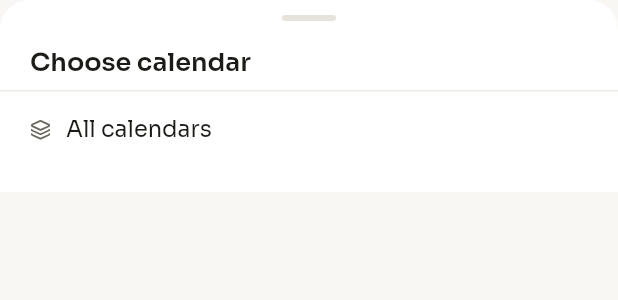
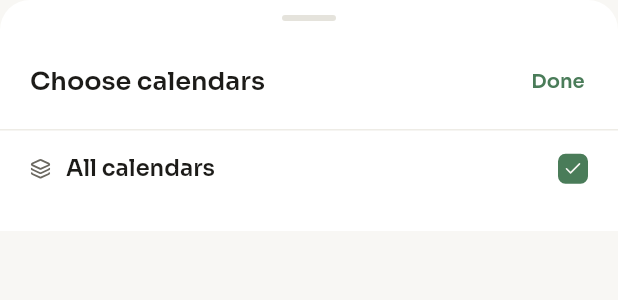
Before and after one commit to devTurambar/sports-planner-app, a Flutter app: the _CalendarPicker widget shown alone on an empty page, opened directly with empty values, on a phone screen of 412 x 824 dp. Shown: the top 300 px of the screen. Run offline on Flutter 3.47's test engine with Material 3 defaults, Android fonts, the phone set to English and light mode, and no system bars; our stand-ins replace fl_chart, google_fonts, lucide_icons_flutter, shared_preferences, sqflite, timezone; missing offline and left inert: device_calendar; accounts and stored records are empty.

Commit message:
Calendar multi seleec

```diff
--- a/lib/screens/settings/settings_screen.dart
+++ b/lib/screens/settings/settings_screen.dart
@@ -10,8 +10,6 @@ import '../../theme/kadence_colors.dart';
 import '../../theme/kadence_spacing.dart';
 import '../../theme/kadence_text_styles.dart';
 
-const _kAllCalendarsSentinel = '__all__';
-
 class SettingsScreen extends StatefulWidget {
   const SettingsScreen({super.key});
 
@@ -21,7 +19,7 @@ class SettingsScreen extends StatefulWidget {
 
 class _SettingsScreenState extends State<SettingsScreen> {
   bool _calendarSync = CalendarService.syncEnabled;
-  String? _selectedCalendarId = CalendarService.selectedCalendarId;
+  Set<String> _selectedIds = CalendarService.selectedCalendarIds;
   List<Calendar> _calendars = const [];
   bool _loadingCalendars = false;
 
@@ -50,46 +48,42 @@ class _SettingsScreenState extends State<SettingsScreen> {
       await _loadCalendars();
     } else {
       await CalendarService.setSyncEnabled(false);
-      await CalendarService.setSelectedCalendarId(null);
+      await CalendarService.setSelectedCalendarIds({});
       setState(() {
         _calendarSync = false;
-        _selectedCalendarId = null;
+        _selectedIds = {};
         _calendars = const [];
       });
     }
   }
 
-  Future<void> _pickCalendar() async {
+  Future<void> _pickCalendars() async {
     if (_calendars.isEmpty) return;
     final colors = context.colors;
-    final picked = await showModalBottomSheet<String?>(
+    final result = await showModalBottomSheet<Set<String>>(
       context: context,
       backgroundColor: Colors.transparent,
       barrierColor: colors.scrim,
       builder: (ctx) => _CalendarPicker(
         calendars: _calendars,
-        selectedId: _selectedCalendarId,
+        selectedIds: _selectedIds,
       ),
     );
-    if (!mounted) return;
-    if (picked == _kAllCalendarsSentinel) {
-      await CalendarService.setSelectedCalendarId(null);
-      setState(() => _selectedCalendarId = null);
-    } else if (picked != null) {
-      await CalendarService.setSelectedCalendarId(picked);
-      setState(() => _selectedCalendarId = picked);
+    if (result != null && mounted) {
+      await CalendarService.setSelectedCalendarIds(result);
+      setState(() => _selectedIds = result);
     }
   }
 
   String get _calendarLabel {
     if (!_calendarSync) return 'Off';
     if (_loadingCalendars) return '…';
-    if (_selectedCalendarId == null) return 'All calendars';
-    final match = _calendars
-        .where((c) => c.id == _selectedCalendarId)
-        .toList();
-    if (match.isEmpty) return 'All calendars';
-    return match.first.name ?? 'Calendar';
+    if (_selectedIds.isEmpty) return 'All calendars';
+    if (_selectedIds.length == 1) {
+      final match = _calendars.where((c) => c.id == _selectedIds.first);
+      if (match.isNotEmpty) return match.first.name ?? 'Calendar';
+    }
+    return '${_selectedIds.length} calendars';
   }
 
   @override
@@ -143,9 +137,9 @@ class _SettingsScreenState extends State<SettingsScreen> {
             ),
             if (_calendarSync)
               _StaticRow(
-                label: 'Calendar',
+                label: 'Calendars',
                 value: _calendarLabel,
-                onTap: _pickCalendar,
+                onTap: _pickCalendars,
                 isLast: true,
               ),
             if (!_calendarSync)
@@ -296,14 +290,37 @@ class _StaticRow extends StatelessWidget {
   }
 }
 
-class _CalendarPicker extends StatelessWidget {
+class _CalendarPicker extends StatefulWidget {
   const _CalendarPicker({
     required this.calendars,
-    required this.selectedId,
+    required this.selectedIds,
   });
 
   final List<Calendar> calendars;
-  final String? selectedId;
+  final Set<String> selectedIds;
+
+  @override
+  State<_CalendarPicker> createState() => _CalendarPickerState();
+}
+
+class _CalendarPickerState extends State<_CalendarPicker> {
+  late Set<String> _selected = Set<String>.from(widget.selectedIds);
+
+  bool get _isAll => _selected.isEmpty;
+
+  void _toggleAll() {
+    setState(() => _selected = {});
+  }
+
+  void _toggle(String id) {
+    setState(() {
+      if (_selected.contains(id)) {
+        _selected.remove(id);
+      } else {
+        _selected.add(id);
+      }
+    });
+  }
 
   @override
   Widget build(BuildContext context) {
@@ -329,11 +346,12 @@ class _CalendarPicker extends StatelessWidget {
             ),
           ),
           Padding(
-            padding: const EdgeInsets.fromLTRB(20, 16, 20, 8),
-            child: Align(
-              alignment: Alignment.centerLeft,
+            padding: const EdgeInsets.fromLTRB(20, 16, 8, 8),
+            child: Row(
+              children: <Widget>[
+                Expanded(
                   child: Text(
-                'Choose calendar',
+                    'Choose calendars',
                     style: KText.h3.copyWith(
                       fontSize: 17,
                       fontWeight: FontWeight.w600,
@@ -341,96 +359,112 @@ class _CalendarPicker extends StatelessWidget {
                     ),
                   ),
                 ),
+                TextButton(
+                  onPressed: () => Navigator.of(context).pop(_selected),
+                  child: Text(
+                    'Done',
+                    style: KText.bodySm.copyWith(
+                      fontWeight: FontWeight.w600,
+                      color: colors.accent,
+                    ),
+                  ),
+                ),
+              ],
+            ),
           ),
           Divider(height: 1, color: colors.borderSubtle),
           Flexible(
             child: ListView.builder(
               shrinkWrap: true,
               padding: EdgeInsets.only(bottom: KSpace.s4 + bottomSafe),
-              itemCount: calendars.length + 1,
+              itemCount: widget.calendars.length + 1,
               itemBuilder: (ctx, i) {
                 if (i == 0) {
-                  final isAll = selectedId == null;
+                  return _CalendarRow(
+                    label: 'All calendars',
+                    icon: LucideIcons.layers,
+                    isChecked: _isAll,
+                    onTap: _toggleAll,
+                  );
+                }
+                final cal = widget.calendars[i - 1];
+                final id = cal.id ?? '';
+                return _CalendarRow(
+                  label: cal.name ?? 'Calendar',
+                  subtitle: cal.accountName,
+                  color: Color(cal.color ?? 0xFF4A7C59),
+                  isChecked: _isAll || _selected.contains(id),
+                  onTap: () => _toggle(id),
+                );
+              },
+            ),
+          ),
+        ],
+      ),
+    );
+  }
+}
+
+class _CalendarRow extends StatelessWidget {
+  const _CalendarRow({
+    required this.label,
+    required this.isChecked,
+    required this.onTap,
+    this.subtitle,
+    this.icon,
+    this.color,
+  });
+
+  final String label;
+  final String? subtitle;
+  final IconData? icon;
+  final Color? color;
+  final bool isChecked;
+  final VoidCallback onTap;
+
+  @override
+  Widget build(BuildContext context) {
+    final colors = context.colors;
     return Material(
       color: Colors.transparent,
       child: InkWell(
-                      onTap: () =>
-                          Navigator.of(ctx).pop(_kAllCalendarsSentinel),
+        onTap: onTap,
         child: Padding(
-                        padding: const EdgeInsets.symmetric(
-                          horizontal: 20,
-                          vertical: 14,
-                        ),
+          padding: const EdgeInsets.symmetric(horizontal: 20, vertical: 14),
           child: Row(
             children: <Widget>[
-                            Icon(
-                              LucideIcons.layers,
-                              size: 14,
-                              color: colors.fgSecondary,
+              if (icon != null)
+                Padding(
+                  padding: const EdgeInsets.only(right: 10),
+                  child: Icon(icon, size: 14, color: colors.fgSecondary),
                 ),
-                            const SizedBox(width: 10),
-                            Expanded(
-                              child: Text(
-                                'All calendars',
-                                style: KText.body.copyWith(
-                                  color: colors.fgPrimary,
-                                  fontWeight: isAll
-                                      ? FontWeight.w600
-                                      : FontWeight.w400,
+              if (color != null)
+                Padding(
+                  padding: const EdgeInsets.only(right: 12),
+                  child: Container(
+                    width: 12,
+                    height: 12,
+                    decoration: BoxDecoration(
+                      color: color,
+                      shape: BoxShape.circle,
                     ),
                   ),
                 ),
-                            if (isAll)
-                              Icon(
-                                LucideIcons.check,
-                                size: 16,
-                                color: colors.accent,
-                              ),
-                          ],
-                        ),
-                      ),
-                    ),
-                  );
-                }
-                final cal = calendars[i - 1];
-                final isSelected = cal.id == selectedId;
-                return Material(
-                  color: Colors.transparent,
-                  child: InkWell(
-                    onTap: () => Navigator.of(ctx).pop(cal.id),
-                    child: Padding(
-                      padding: const EdgeInsets.symmetric(
-                        horizontal: 20,
-                        vertical: 14,
-                      ),
-                      child: Row(
-                        children: <Widget>[
-                          Container(
-                            width: 12,
-                            height: 12,
-                            decoration: BoxDecoration(
-                              color: Color(cal.color ?? 0xFF4A7C59),
-                              shape: BoxShape.circle,
-                            ),
-                          ),
-                          const SizedBox(width: 12),
               Expanded(
                 child: Column(
                   crossAxisAlignment: CrossAxisAlignment.start,
                   children: <Widget>[
                     Text(
-                                  cal.name ?? 'Calendar',
+                      label,
                       style: KText.body.copyWith(
                         color: colors.fgPrimary,
-                                    fontWeight: isSelected
-                                        ? FontWeight.w600
-                                        : FontWeight.w400,
+                        fontWeight:
+                            isChecked ? FontWeight.w600 : FontWeight.w400,
                       ),
                     ),
-                                if (cal.accountName != null &&
-                                    cal.accountName!.isNotEmpty)
+                    if (subtitle != null && subtitle!.isNotEmpty)
                       Text(
-                                    cal.accountName!,
+                        subtitle!,
                         style: KText.caption.copyWith(
                           fontSize: 11,
                           color: colors.fgTertiary,
@@ -439,22 +473,38 @@ class _CalendarPicker extends StatelessWidget {
                   ],
                 ),
               ),
-                          if (isSelected)
-                            Icon(
-                              LucideIcons.check,
-                              size: 16,
-                              color: colors.accent,
-                            ),
+              _Checkbox(checked: isChecked),
             ],
           ),
         ),
       ),
     );
-              },
+  }
+}
+
+class _Checkbox extends StatelessWidget {
+  const _Checkbox({required this.checked});
+
+  final bool checked;
+
+  @override
+  Widget build(BuildContext context) {
+    final colors = context.colors;
+    return AnimatedContainer(
+      duration: KMotion.fast,
+      width: 20,
+      height: 20,
+      decoration: BoxDecoration(
+        color: checked ? colors.accent : Colors.transparent,
+        borderRadius: BorderRadius.circular(5),
+        border: Border.all(
+          color: checked ? colors.accent : colors.border,
+          width: 1.5,
         ),
       ),
-        ],
-      ),
+      child: checked
+          ? Icon(LucideIcons.check, size: 13, color: colors.fgInverse)
+          : null,
     );
   }
 }
```
Also changed, not shown: lib/state/calendar_service.dart (+13 -10 lines), 1 other file. Lines whose indentation alone changed are shown as unchanged.
